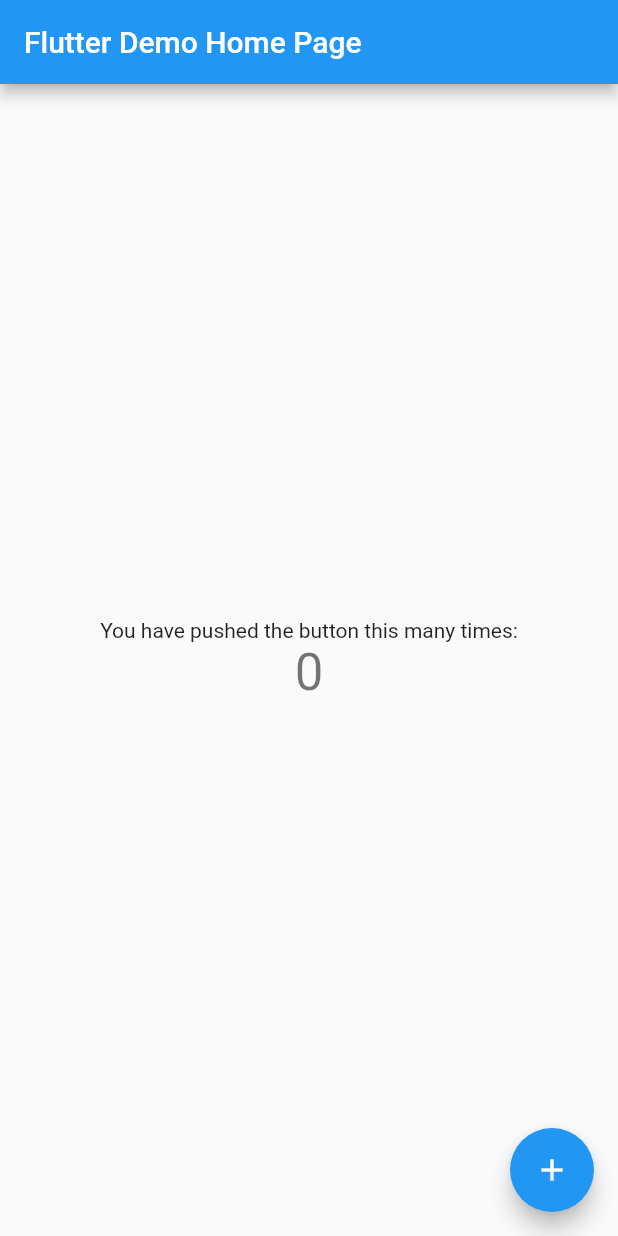
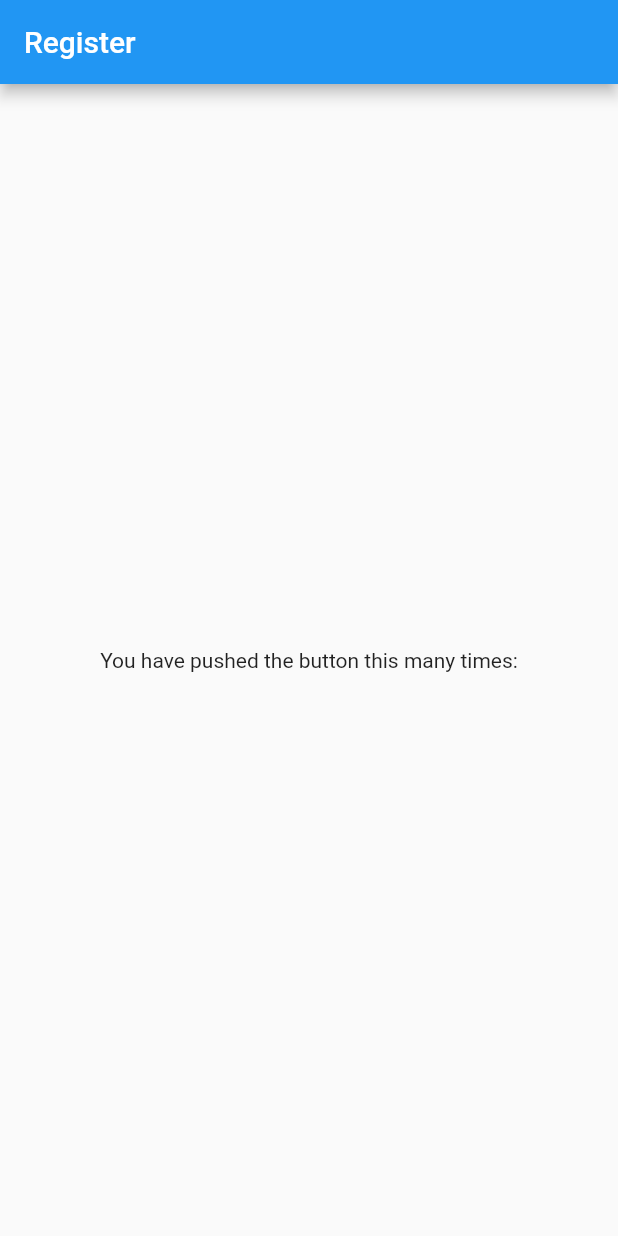
Before and after one commit to BrosSquad/ts-1-chat-app, a Flutter app: the screen it shows after launch, on a phone screen of 412 x 824 dp. Run offline on Flutter 3.47's test engine with Material 2 defaults, Android fonts, the phone set to English and light mode, and no system bars.

Commit message:
Clean main.dart

```diff
--- a/chat_app/lib/main.dart
+++ b/chat_app/lib/main.dart
@@ -1,113 +1,46 @@
 import 'package:flutter/material.dart';
 
 void main() {
-  runApp(MyApp());
+  runApp(ChatApp());
 }
 
-class MyApp extends StatelessWidget {
-  // This widget is the root of your application.
+class ChatApp extends StatelessWidget {
   @override
   Widget build(BuildContext context) {
     return MaterialApp(
-      title: 'Flutter Demo',
+      title: 'Chat',
       theme: ThemeData(
-        // This is the theme of your application.
-        //
-        // Try running your application with "flutter run". You'll see the
-        // application has a blue toolbar. Then, without quitting the app, try
-        // changing the primarySwatch below to Colors.green and then invoke
-        // "hot reload" (press "r" in the console where you ran "flutter run",
-        // or simply save your changes to "hot reload" in a Flutter IDE).
-        // Notice that the counter didn't reset back to zero; the application
-        // is not restarted.
         primarySwatch: Colors.blue,
       ),
-      home: MyHomePage(title: 'Flutter Demo Home Page'),
+      home: RegisterScreen(),
     );
   }
 }
 
-class MyHomePage extends StatefulWidget {
-  MyHomePage({Key? key, required this.title}) : super(key: key);
-
-  // This widget is the home page of your application. It is stateful, meaning
-  // that it has a State object (defined below) that contains fields that affect
-  // how it looks.
-
-  // This class is the configuration for the state. It holds the values (in this
-  // case the title) provided by the parent (in this case the App widget) and
-  // used by the build method of the State. Fields in a Widget subclass are
-  // always marked "final".
-
-  final String title;
+class RegisterScreen extends StatefulWidget {
+  RegisterScreen({Key? key}) : super(key: key);
 
   @override
-  _MyHomePageState createState() => _MyHomePageState();
+  _RegisterScreenState createState() => _RegisterScreenState();
 }
 
-class _MyHomePageState extends State<MyHomePage> {
-  int _counter = 0;
-
-  void _incrementCounter() {
-    setState(() {
-      // This call to setState tells the Flutter framework that something has
-      // changed in this State, which causes it to rerun the build method below
-      // so that the display can reflect the updated values. If we changed
-      // _counter without calling setState(), then the build method would not be
-      // called again, and so nothing would appear to happen.
-      _counter++;
-    });
-  }
-
+class _RegisterScreenState extends State<RegisterScreen> {
   @override
   Widget build(BuildContext context) {
-    // This method is rerun every time setState is called, for instance as done
-    // by the _incrementCounter method above.
-    //
-    // The Flutter framework has been optimized to make rerunning build methods
-    // fast, so that you can just rebuild anything that needs updating rather
-    // than having to individually change instances of widgets.
     return Scaffold(
       appBar: AppBar(
-        // Here we take the value from the MyHomePage object that was created by
-        // the App.build method, and use it to set our appbar title.
-        title: Text(widget.title),
+        title: Text('Register'),
       ),
       body: Center(
-        // Center is a layout widget. It takes a single child and positions it
-        // in the middle of the parent.
         child: Column(
-          // Column is also a layout widget. It takes a list of children and
-          // arranges them vertically. By default, it sizes itself to fit its
-          // children horizontally, and tries to be as tall as its parent.
-          //
-          // Invoke "debug painting" (press "p" in the console, choose the
-          // "Toggle Debug Paint" action from the Flutter Inspector in Android
-          // Studio, or the "Toggle Debug Paint" command in Visual Studio Code)
-          // to see the wireframe for each widget.
-          //
-          // Column has various properties to control how it sizes itself and
-          // how it positions its children. Here we use mainAxisAlignment to
-          // center the children vertically; the main axis here is the vertical
-          // axis because Columns are vertical (the cross axis would be
-          // horizontal).
           mainAxisAlignment: MainAxisAlignment.center,
           children: <Widget>[
             Text(
               'You have pushed the button this many times:',
             ),
-            Text(
-              '$_counter',
-              style: Theme.of(context).textTheme.headline4,
-            ),
           ],
         ),
       ),
-      floatingActionButton: FloatingActionButton(
-        onPressed: _incrementCounter,
-        tooltip: 'Increment',
-        child: Icon(Icons.add),
-      ), // This trailing comma makes auto-formatting nicer for build methods.
     );
   }
 }
```
Also changed, not shown: 1 other file.
